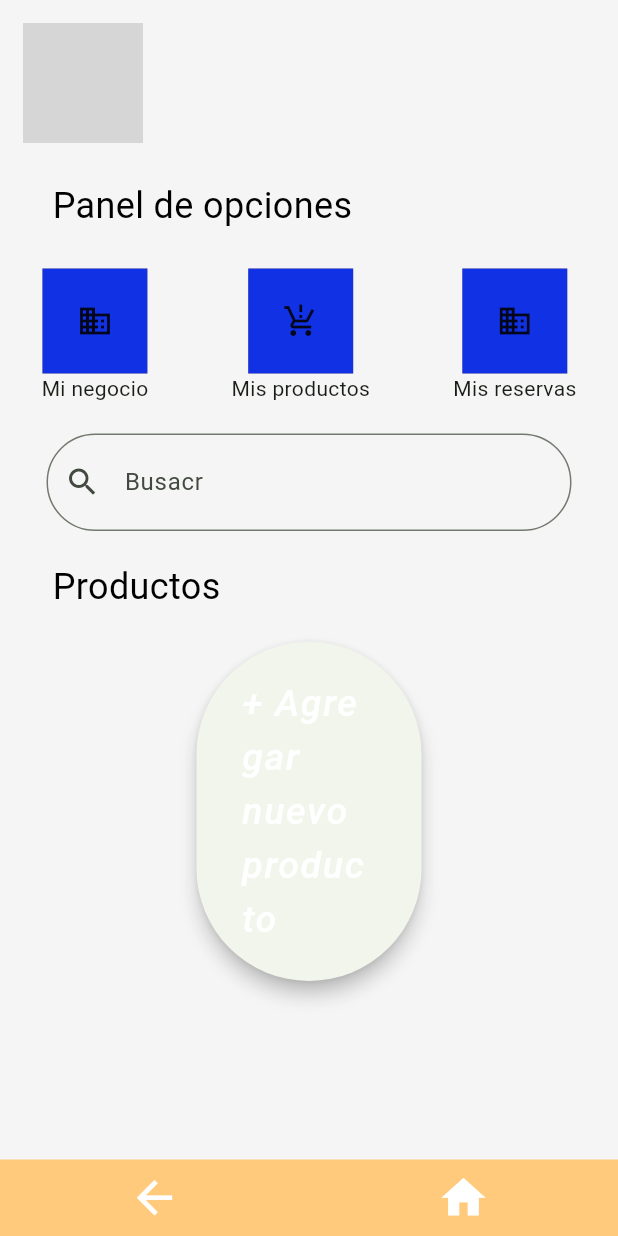
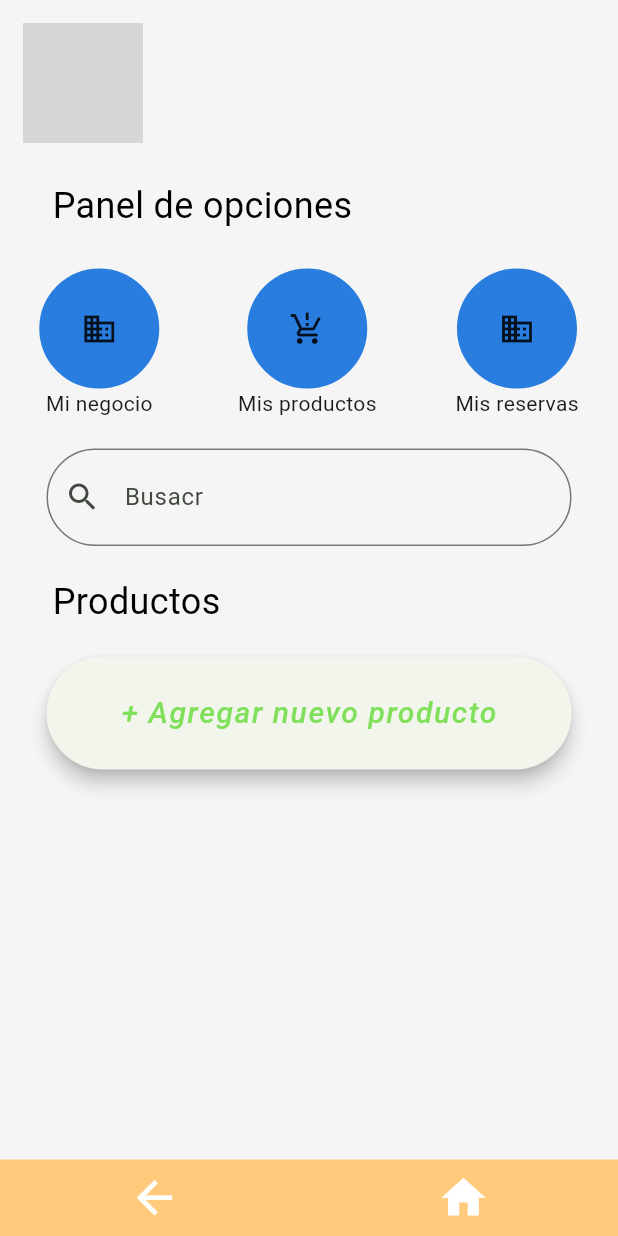
Before and after one commit to Litardo-Jardy/LocalMarket, a Flutter app: the DashboardNegocio screen opened directly, on a phone screen of 412 x 824 dp. Run offline on Flutter 3.47's test engine with Material 3 defaults, Android fonts, the phone set to English and light mode, and no system bars; our stand-ins replace geolocator, google_maps_flutter; network calls fail; Roboto replaces fonts that are missing (Poppins); grey boxes are pictures that could not be loaded.

Commit message:
Aplicando diseño a los nuevos modulos

```diff
--- a/lib/Pages/Dashboard/dashboard_negocio.dart
+++ b/lib/Pages/Dashboard/dashboard_negocio.dart
@@ -1,6 +1,5 @@
 import 'package:flutter/material.dart';
 import 'package:local_market/Pages/Dashboard/productos_card.dart';
-import 'package:local_market/Services/button.dart';
 import 'package:local_market/Services/nav_bar.dart';
 import 'package:local_market/State/sesion.dart';
 import 'package:provider/provider.dart';
@@ -119,75 +118,25 @@ class _DashboardNegocio extends State<DashboardNegocio> {
                       ),
                     ),
                     const SizedBox(height: 25),
-                    Row(
+                    const Row(
                         mainAxisAlignment: MainAxisAlignment.spaceAround,
                         children: [
-                          Column(children: [
-                            GestureDetector(
-                              onTap: () {
-                                //Funcion;
-                              },
-                              child: Container(
-                                  width: 70,
-                                  height: 70,
-                                  decoration: BoxDecoration(
-                                      border: Border.all(
-                                    color: const Color(0xFFffca7b),
-                                    width: 1,
-                                  )),
-                                  color: const Color.fromARGB(255, 17, 49, 228),
-                                  child: const Icon(Icons.business_sharp)),
-                            ),
-                            const Text("Mi negocio")
-                          ]),
-                          Column(children: [
-                            GestureDetector(
-                              onTap: () {
-                                //Funcion;
-                              },
-                              child: Container(
-                                  width: 70,
-                                  height: 70,
-                                  decoration: BoxDecoration(
-                                      border: Border.all(
-                                    color: const Color(0xFFffca7b),
-                                    width: 1,
-                                  )),
-                                  color: const Color.fromARGB(255, 17, 49, 228),
-                                  child: const Icon(
-                                      Icons.production_quantity_limits)),
-                            ),
-                            const Text("Mis productos")
-                          ]),
-                          Column(children: [
-                            GestureDetector(
-                              onTap: () {
-                                //Funcion;
-                              },
-                              child: Container(
-                                  width: 70,
-                                  height: 70,
-                                  decoration: BoxDecoration(
-                                      border: Border.all(
-                                    color: const Color(0xFFffca7b),
-                                    width: 1,
-                                  )),
-                                  color: const Color.fromARGB(255, 17, 49, 228),
-                                  child: const Icon(Icons.business_sharp)),
-                            ),
-                            const Text("Mis reservas")
-                          ]),
+                          Options(
+                              name: "Mi negocio",
+                              icon: Icon(Icons.business_sharp)),
+                          Options(
+                              name: "Mis productos",
+                              icon: Icon(Icons.production_quantity_limits)),
+                          Options(
+                              name: "Mis reservas",
+                              icon: Icon(Icons.business_sharp)),
                         ]),
-                    const SizedBox(height: 20),
-                    CustomField(
-                        controller: _query,
-                        label: "Busacr",
-                        icon: const Icon(Icons.search)),
                     const SizedBox(height: 20),
                     ProductsCard(
                         products: List<List<String>>.from(productos
                             .where((item) => int.parse(item[2]) == user.id)
-                            .map((item) => List<String>.from(item))))
+                            .map((item) => List<String>.from(item))),
+                        query: _query)
                   ],
                 ),
               ),
@@ -201,3 +150,39 @@ class _DashboardNegocio extends State<DashboardNegocio> {
     );
   }
 }
+
+class Options extends StatelessWidget {
+  final String name;
+  final Icon icon;
+  //final Function function;
+
+  const Options({
+    super.key,
+    required this.name,
+    required this.icon,
+    //required this.function
+  });
+
+  @override
+  Widget build(BuildContext context) {
+    return Column(children: [
+      GestureDetector(
+        onTap: () {
+          //Function;
+        },
+        child: Container(
+            width: 80,
+            height: 80,
+            decoration: BoxDecoration(
+                borderRadius: BorderRadius.circular(50),
+                border: Border.all(
+                  color: const Color.fromARGB(255, 40, 125, 223),
+                  width: 1,
+                ),
+                color: const Color.fromARGB(255, 40, 125, 223)),
+            child: icon),
+      ),
+      Text(name)
+    ]);
+  }
+}
--- a/lib/Pages/Dashboard/productos_card.dart
+++ b/lib/Pages/Dashboard/productos_card.dart
@@ -1,14 +1,19 @@
 import 'package:flutter/material.dart';
+import 'package:local_market/Services/button.dart';
 
 class ProductsCard extends StatelessWidget {
   final List<List<String>> products;
+  final TextEditingController query;
 
-  const ProductsCard({super.key, required this.products});
+  const ProductsCard({super.key, required this.products, required this.query});
 
   @override
   Widget build(BuildContext context) {
     return Column(
       children: [
+        CustomField(
+            controller: query, label: "Busacr", icon: const Icon(Icons.search)),
+        const SizedBox(height: 20),
         const Align(
           alignment: Alignment.centerLeft,
           child: Padding(
@@ -26,13 +31,12 @@ class ProductsCard extends StatelessWidget {
         ),
         const SizedBox(height: 20),
         SizedBox(
-          width: 150,
+          width: 350,
           child: ElevatedButton(
             onPressed: () {
               //redirect to create new products;
             },
             style: ElevatedButton.styleFrom(
-              foregroundColor: const Color.fromARGB(221, 112, 221, 69),
               elevation: 5,
               padding: const EdgeInsets.symmetric(horizontal: 30, vertical: 23),
               minimumSize: const Size(150, 50),
@@ -40,14 +44,15 @@ class ProductsCard extends StatelessWidget {
             child: const Text(
               "+ Agregar nuevo producto",
               style: TextStyle(
-                color: Colors.white,
-                fontSize: 25.0,
+                color: Color.fromARGB(221, 112, 221, 69),
+                fontSize: 20,
                 letterSpacing: 1,
                 fontStyle: FontStyle.italic,
               ),
             ),
           ),
         ),
+        const SizedBox(height: 15),
         Wrap(
             spacing: 60,
             runSpacing: 50,
@@ -59,8 +64,8 @@ class ProductsCard extends StatelessWidget {
                 child: Column(
                   children: [
                     Container(
-                      width: 100,
-                      height: 120,
+                      width: 140,
+                      height: 160,
                       decoration: BoxDecoration(
                         border: Border.all(
                           color: const Color(0xFFffca7b),
@@ -78,8 +83,8 @@ class ProductsCard extends StatelessWidget {
                         ],
                       ),
                       child: SizedBox(
-                        width: 60,
-                        height: 60,
+                        width: 100,
+                        height: 100,
                         child: ClipRRect(
                           borderRadius: BorderRadius.circular(5),
                           child: e[1] != 'null'
@@ -99,6 +104,7 @@ class ProductsCard extends StatelessWidget {
                     const SizedBox(height: 5),
                     Text(
                       e[0],
+                      textAlign: TextAlign.start,
                       style: const TextStyle(
                         color: Color.fromARGB(255, 0, 0, 0),
                         fontSize: 12,
--- /dev/null
+++ b/lib/Pages/Products/create_products.dart
@@ -0,0 +1,111 @@
+import 'package:flutter/material.dart';
+import 'package:local_market/Pages/Dashboard/productos_card.dart';
+import 'package:local_market/Services/button.dart';
+import 'package:local_market/Services/nav_bar.dart';
+import 'package:local_market/State/sesion.dart';
+import 'package:provider/provider.dart';
+import 'package:http/http.dart' as http;
+import 'dart:convert';
+
+void main() {
+  runApp(
+    ChangeNotifierProvider(
+      create: (context) => StateSesion(),
+      child: const DashboardNegocio(),
+    ),
+  );
+}
+
+class DashboardNegocio extends StatefulWidget {
+  const DashboardNegocio({super.key});
+
+  @override
+  State<DashboardNegocio> createState() => _DashboardNegocio();
+}
+
+class _DashboardNegocio extends State<DashboardNegocio> {
+  final TextEditingController name = TextEditingController();
+  final TextEditingController precio = TextEditingController();
+  final TextEditingController descripcion = TextEditingController();
+  final TextEditingController oferta = TextEditingController();
+  final TextEditingController imagen = TextEditingController();
+
+  @override
+  void initState() {
+    super.initState();
+  }
+
+  @override
+  void dispose() {
+    super.dispose();
+    name.dispose();
+    precio.dispose();
+    descripcion.dispose();
+    oferta.dispose();
+    imagen.dispose();
+  }
+
+  @override
+  Widget build(BuildContext context) {
+    final user = context.watch<StateSesion>();
+
+    return Scaffold(
+      backgroundColor: const Color.fromARGB(221, 245, 244, 244),
+      body: Stack(
+        children: [
+          ListView(
+            children: [
+              Center(
+                child: Column(
+                  crossAxisAlignment: CrossAxisAlignment.center,
+                  children: [
+                    // CustomField(controller: name, label: "Nombre de producto")
+                  ],
+                ),
+              ),
+            ],
+          ),
+
+          //----Barra de redirecciones;
+          const Navbar(),
+        ],
+      ),
+    );
+  }
+}
+
+class Options extends StatelessWidget {
+  final String name;
+  final Icon icon;
+  //final Function function;
+
+  const Options({
+    super.key,
+    required this.name,
+    required this.icon,
+    //required this.function
+  });
+
+  @override
+  Widget build(BuildContext context) {
+    return Column(children: [
+      GestureDetector(
+        onTap: () {
+          //Function;
+        },
+        child: Container(
+            width: 80,
+            height: 80,
+            decoration: BoxDecoration(
+                borderRadius: BorderRadius.circular(50),
+                border: Border.all(
+                  color: const Color.fromARGB(255, 40, 125, 223),
+                  width: 1,
+                ),
+                color: const Color.fromARGB(255, 40, 125, 223)),
+            child: icon),
+      ),
+      Text(name)
+    ]);
+  }
+}
```
